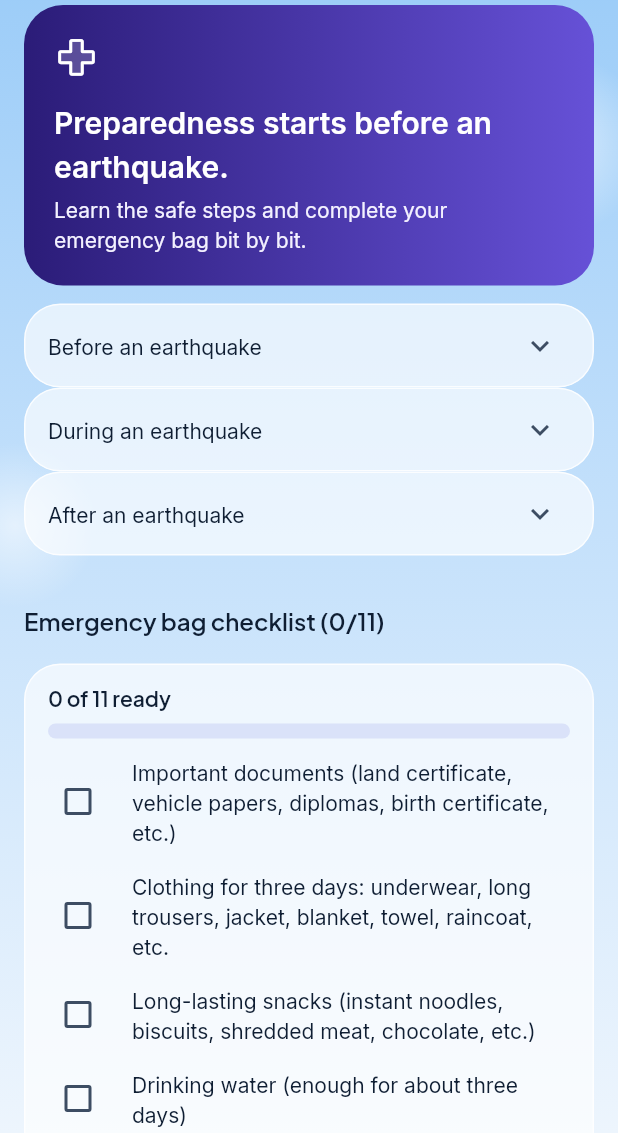
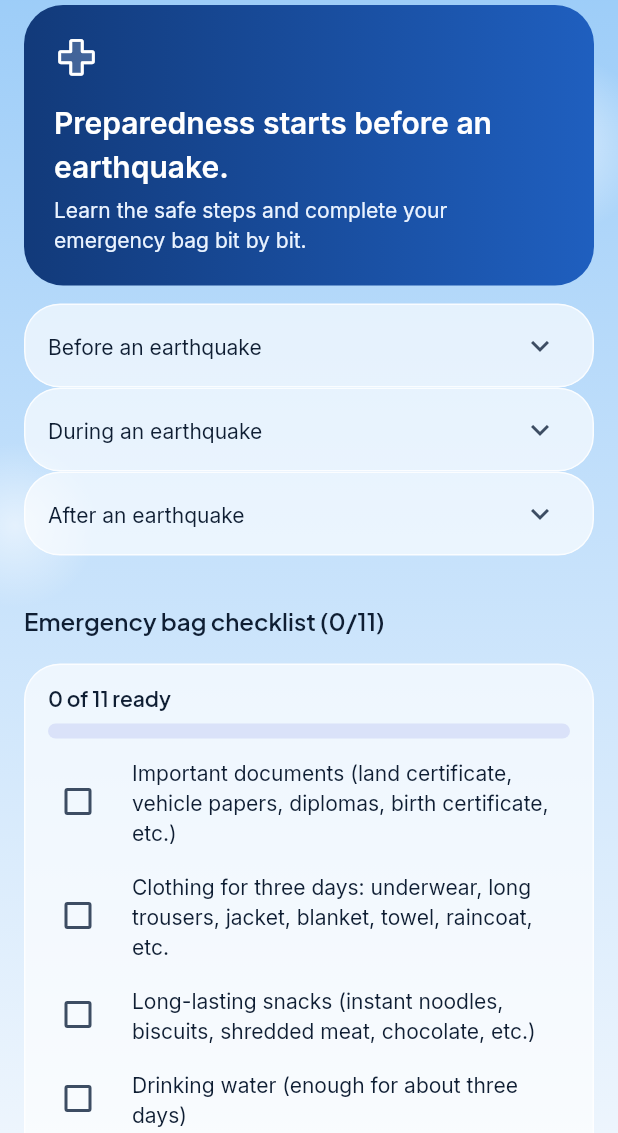
Before and after one commit to SchvarlaSurya/SiCuaca, a Flutter app: the SiagaGempaScreen screen opened directly, on a phone screen of 412 x 824 dp, the part 103-1236 px from its top. Run offline on Flutter 3.47's test engine with Material 3 defaults, Android fonts, the phone set to English and light mode, and no system bars; our stand-ins replace dio, firebase_core, firebase_messaging, flutter_local_notifications, geolocator, package_info_plus and 3 more; missing offline and left inert: liquid_glass_widgets; accounts and stored records are empty; network calls fail.

Commit message:
feat: "Langit Kaca" redesign P2 - remaining screens
- Blue banner tokens (bannerAtas/Bawah/Redup, contrast >= 5.4:1) replace the
  purple gradients on Earthquake intro, earthquake detail, Siaga hero and
  the shareable weather card
- Splash (in-app and native Android colours) switched from purple to blue
- Earthquake, History, Siaga, Settings, Services and Marine screens verified
  on the sky background with glass cards in light and dark
- "Home order" subtitle no longer lists only three sections
- Banner contrast covered by tests

Co-Authored-By: Claude Sonnet 5.5 <noreply@anthropic.com>

```diff
--- a/lib/core/theme.dart
+++ b/lib/core/theme.dart
@@ -36,6 +36,13 @@ class AppTheme {
   static const Color langitAtasGelap = Color(0xFF10234A);
   static const Color langitTengahGelap = Color(0xFF0D1A36);
   static const Color langitBawahGelap = Color(0xFF0A1428);
+
+  /// Banner berlatar biru tua (gempa, siaga) dengan teks putih. Kontras
+  /// putih 10,9:1 di ujung gelap dan 6,1:1 di ujung terang; #EAF3FF (teks
+  /// sekunder) 9,8:1 dan 5,4:1.
+  static const Color bannerAtas = Color(0xFF123A7A);
+  static const Color bannerBawah = Color(0xFF1F5FBF);
+  static const Color bannerRedup = Color(0xFFEAF3FF);
 
   /// Isian dan tepi kaca untuk kartu/tile (tanpa blur, ringan).
   static Color kacaIsi(Brightness b) =>
--- a/lib/l10n/app_en.arb
+++ b/lib/l10n/app_en.arb
@@ -241,7 +241,7 @@
   "aksiHapus": "Delete",
   "urutanBerandaJudul": "Home order",
   "urutanBerandaKeterangan": "Drag or use the arrow buttons to change the order of the Home sections.",
-  "urutanBerandaRingkas": "Arrange Weather, Earthquakes, and Alerts",
+  "urutanBerandaRingkas": "Arrange the sections on Home",
   "setelUlangUrutan": "Reset order",
   "naikkanBagian": "Move {nama} up",
   "turunkanBagian": "Move {nama} down",
--- a/lib/l10n/app_id.arb
+++ b/lib/l10n/app_id.arb
@@ -270,7 +270,7 @@
   "aksiHapus": "Hapus",
   "urutanBerandaJudul": "Urutan Beranda",
   "urutanBerandaKeterangan": "Seret atau pakai tombol panah untuk mengubah urutan bagian di Beranda.",
-  "urutanBerandaRingkas": "Atur urutan Cuaca, Gempa, dan Peringatan",
+  "urutanBerandaRingkas": "Atur urutan bagian di Beranda",
   "setelUlangUrutan": "Setel ulang urutan",
   "naikkanBagian": "Naikkan {nama}",
   "@naikkanBagian": {"placeholders": {"nama": {"type": "String"}}},
--- a/lib/l10n/app_localizations.dart
+++ b/lib/l10n/app_localizations.dart
@@ -1485,7 +1485,7 @@ abstract class AppLocalizations {
   /// No description provided for @urutanBerandaRingkas.
   ///
   /// In id, this message translates to:
-  /// **'Atur urutan Cuaca, Gempa, dan Peringatan'**
+  /// **'Atur urutan bagian di Beranda'**
   String get urutanBerandaRingkas;
 
   /// No description provided for @setelUlangUrutan.
--- a/lib/l10n/app_localizations_en.dart
+++ b/lib/l10n/app_localizations_en.dart
@@ -846,7 +846,7 @@ class AppLocalizationsEn extends AppLocalizations {
       'Drag or use the arrow buttons to change the order of the Home sections.';
 
   @override
-  String get urutanBerandaRingkas => 'Arrange Weather, Earthquakes, and Alerts';
+  String get urutanBerandaRingkas => 'Arrange the sections on Home';
 
   @override
   String get setelUlangUrutan => 'Reset order';
--- a/lib/l10n/app_localizations_id.dart
+++ b/lib/l10n/app_localizations_id.dart
@@ -811,7 +811,7 @@ class AppLocalizationsId extends AppLocalizations {
       'Seret atau pakai tombol panah untuk mengubah urutan bagian di Beranda.';
 
   @override
-  String get urutanBerandaRingkas => 'Atur urutan Cuaca, Gempa, dan Peringatan';
+  String get urutanBerandaRingkas => 'Atur urutan bagian di Beranda';
 
   @override
   String get setelUlangUrutan => 'Setel ulang urutan';
--- a/lib/screens/gempa_detail_screen.dart
+++ b/lib/screens/gempa_detail_screen.dart
@@ -80,7 +80,7 @@ class GempaDetailScreen extends StatelessWidget {
                 padding: const EdgeInsets.all(20),
                 decoration: BoxDecoration(
                   gradient: const LinearGradient(
-                    colors: [Color(0xFF2B1C78), Color(0xFF6651D7)],
+                    colors: [AppTheme.bannerAtas, AppTheme.bannerBawah],
                     begin: Alignment.topLeft,
                     end: Alignment.bottomRight,
                   ),
@@ -110,7 +110,7 @@ class GempaDetailScreen extends StatelessWidget {
                         Format.waktuRelatif(l, gempa.waktuUtc, DateTime.now()),
                       ].join(' · '),
                       style: theme.textTheme.bodySmall?.copyWith(
-                        color: const Color(0xFFF3F1FF),
+                        color: AppTheme.bannerRedup,
                       ),
                     ),
                   ],
--- a/lib/screens/gempa_screen.dart
+++ b/lib/screens/gempa_screen.dart
@@ -14,6 +14,7 @@ import '../widgets/status_data.dart';
 import '../widgets/sumber_bmkg.dart';
 import '../widgets/app_chrome.dart';
 import '../widgets/tombol_kaca.dart';
+import '../core/theme.dart';
 
 /// Tab Gempa: Terbaru, M 5.0+, Dirasakan.
 class GempaScreen extends StatelessWidget {
@@ -137,7 +138,7 @@ class _GempaIntro extends StatelessWidget {
       decoration: BoxDecoration(
         borderRadius: BorderRadius.circular(24),
         gradient: const LinearGradient(
-          colors: [Color(0xFF31227F), Color(0xFF6856D8)],
+          colors: [AppTheme.bannerAtas, AppTheme.bannerBawah],
           begin: Alignment.topLeft,
           end: Alignment.bottomRight,
         ),
@@ -177,7 +178,7 @@ class _GempaIntro extends StatelessWidget {
                 Text(
                   context.l10n.gempaSiagaKeterangan,
                   style: const TextStyle(
-                    color: Color(0xFFF3F1FF),
+                    color: AppTheme.bannerRedup,
                     fontSize: 12,
                   ),
                 ),
--- a/lib/screens/siaga_gempa_screen.dart
+++ b/lib/screens/siaga_gempa_screen.dart
@@ -7,6 +7,7 @@ import '../core/panduan_siaga.dart';
 import '../providers/siaga_provider.dart';
 import '../widgets/app_chrome.dart';
 import '../widgets/status_data.dart';
+import '../core/theme.dart';
 
 /// Siap siaga gempa: panduan Sebelum/Saat/Setelah, checklist tas siaga,
 /// dan istilah gempa. Seluruh isi berasal dari sumber resmi (BMKG, BNPB);
@@ -159,7 +160,7 @@ class _SiagaHero extends StatelessWidget {
       decoration: BoxDecoration(
         borderRadius: BorderRadius.circular(26),
         gradient: const LinearGradient(
-          colors: [Color(0xFF2B1C78), Color(0xFF6651D7)],
+          colors: [AppTheme.bannerAtas, AppTheme.bannerBawah],
         ),
       ),
       child: Column(
@@ -178,7 +179,7 @@ class _SiagaHero extends StatelessWidget {
           const SizedBox(height: 5),
           Text(
             l.siagaHeroKeterangan,
-            style: const TextStyle(color: Color(0xFFF3F1FF)),
+            style: const TextStyle(color: AppTheme.bannerRedup),
           ),
         ],
       ),
```
Also changed, not shown: lib/screens/cuaca_screen.dart (+6 -5 lines), lib/widgets/splash_gerbang.dart (+4 -4 lines), 5 other files.
